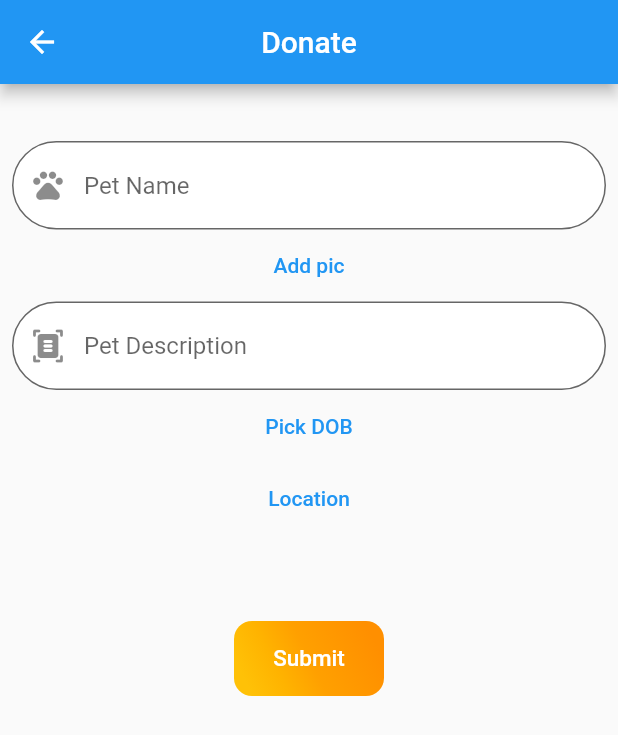
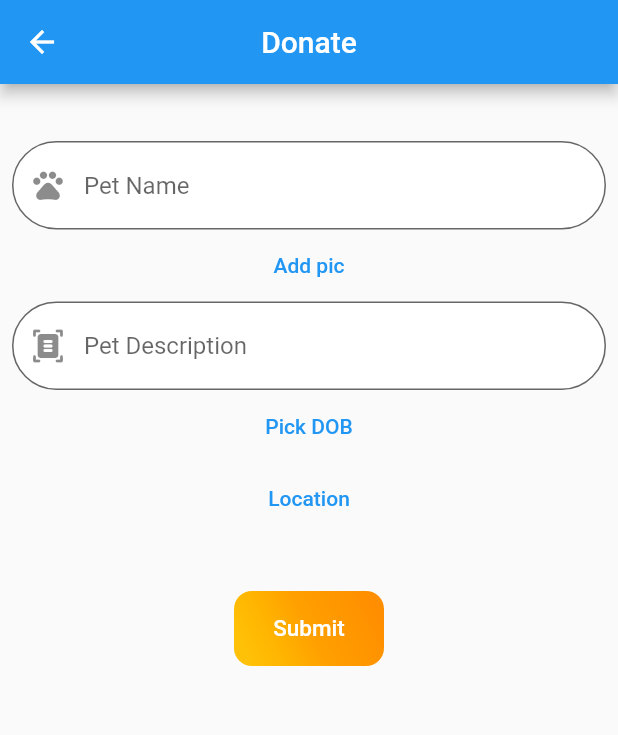
Before and after one commit to baljinder0630/paw_prints, a Flutter app: the DonatePet screen opened directly with empty values, on a phone screen of 412 x 824 dp. Shown: the top 735 px of the screen. Run offline on Flutter 3.47's test engine with Material 2 defaults, Android fonts, the phone set to English and light mode, and no system bars; our stand-ins replace animated_bottom_navigation_bar, carousel_slider, cloud_firestore, firebase_auth, firebase_core, firebase_storage and 8 more; missing offline and left inert: dart:ffi; accounts and stored records are empty; network calls fail; project files that could hold a hidden picture were left out.

Commit message:
my commit

```diff
--- a/lib/Pages/AddPost.dart
+++ b/lib/Pages/AddPost.dart
@@ -40,9 +40,9 @@ class _AddPostState extends State<AddPost> {
       File? FinalImage = await ImageCropper().cropImage(
           sourcePath: BeforeCrop.path,
           // aspectRatio: CropAspectRatio(ratioX: 1, ratioY: 1),
-          compressQuality: 20
+          compressQuality: 20,
           aspectRatioPresets: [
-            CropAspectRatioPreset.ratio5x4
+            CropAspectRatioPreset.ratio5x4,
             CropAspectRatioPreset.square,
             CropAspectRatioPreset.ratio3x2,
             // CropAspectRatioPreset.original,
--- a/lib/Pages/Donation_page.dart
+++ b/lib/Pages/Donation_page.dart
@@ -220,7 +220,7 @@ class _DonatePetState extends State<DonatePet> {
               },
             ),
             SizedBox(
-              height: 50,
+              height: 30,
             ),
             TextButton(
                 onPressed: () async {
--- a/pubspec.yaml
+++ b/pubspec.yaml
@@ -51,6 +51,7 @@ dependencies:
   geocoding: ^2.0.5
   animated_bottom_navigation_bar: ^1.1.0+1
   image_cropper: ^1.5.0
+  simple_gradient_text: ^1.2.4
 
 dev_dependencies:
   flutter_test:
```
Also changed, not shown: pubspec.lock.
